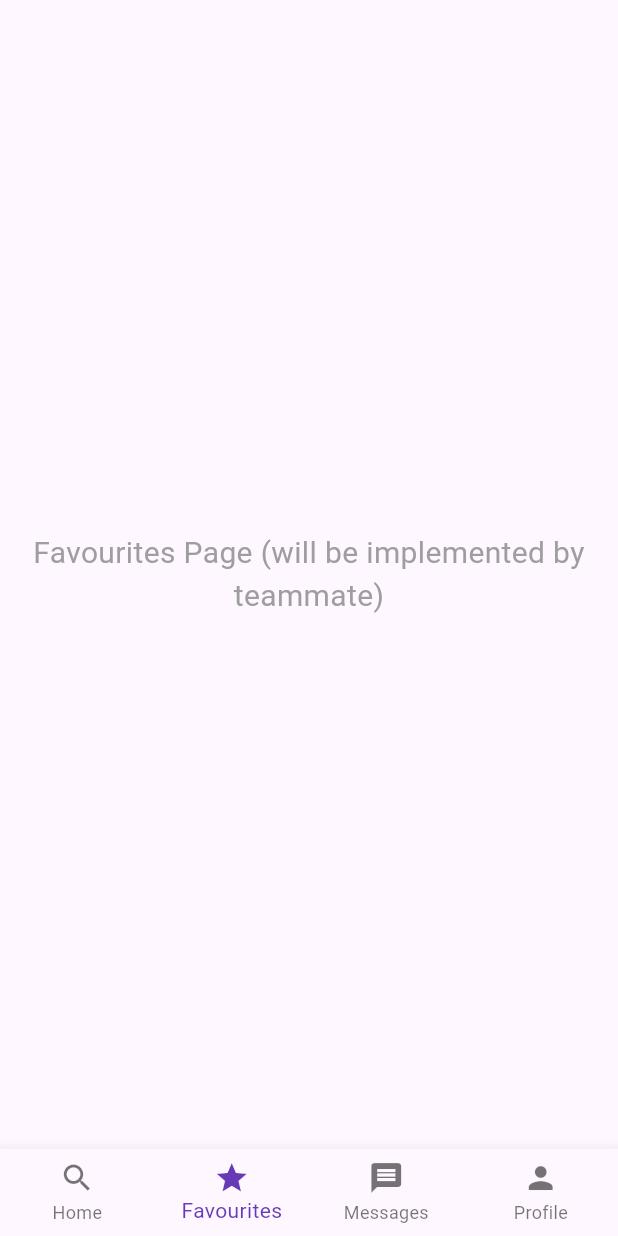
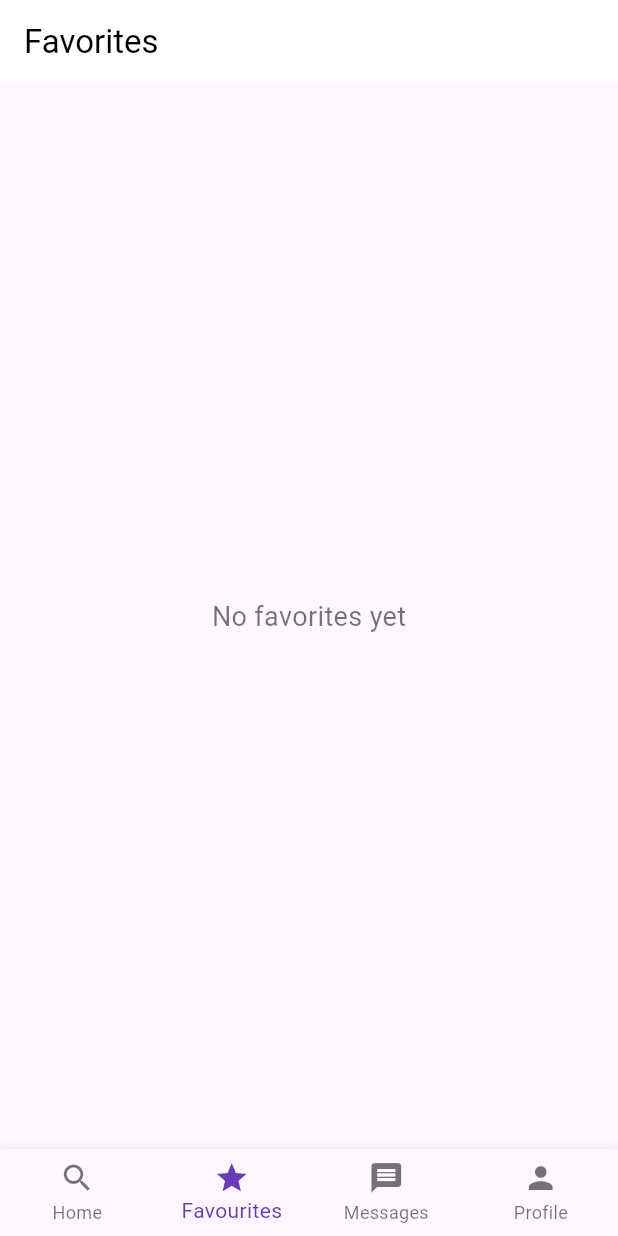
Before and after one commit to cansagdic/unimarket_app_cs310, a Flutter app: the screen it shows after launch, item 2 of the bottom bar chosen, on a phone screen of 412 x 824 dp. Run offline on Flutter 3.47's test engine with Material 3 defaults, Android fonts, the light colour scheme and no system bars.

Commit message:
Added product detail and favourites pages

```diff
--- a/lib/favourites_page.dart
+++ b/lib/favourites_page.dart
@@ -1,16 +1,141 @@
 import 'package:flutter/material.dart';
+import 'products.dart';
+import 'product.dart';
 
-class FavouritesPage extends StatelessWidget {
+class FavouritesPage extends StatefulWidget {
   const FavouritesPage({super.key});
 
   @override
+  State<FavouritesPage> createState() => _FavouritesPageState();
+}
+
+class _FavouritesPageState extends State<FavouritesPage> {
+  @override
   Widget build(BuildContext context) {
-    return const Center(
-      child: Text(
-        'Favourites Page (will be implemented by teammate)',
-        style: TextStyle(fontSize: 20, color: Colors.grey),
-        textAlign: TextAlign.center,
+    // Get only favorited products
+    final List<Product> favouriteProducts =
+        products.where((p) => p.isFavorite).toList();
+
+    return Scaffold(
+      appBar: AppBar(
+        title: const Text(
+          "Favorites",
+          style: TextStyle(color: Colors.black),
+        ),
+        backgroundColor: Colors.white,
+        elevation: 0,
+        foregroundColor: Colors.black,
       ),
+
+      body: favouriteProducts.isEmpty
+          ? const Center(
+              child: Text(
+                "No favorites yet",
+                style: TextStyle(fontSize: 18, color: Colors.black54),
+              ),
+            )
+          : ListView.builder(
+              padding: const EdgeInsets.all(16),
+              itemCount: favouriteProducts.length,
+              itemBuilder: (context, index) {
+                final product = favouriteProducts[index];
+
+                return Container(
+                  margin: const EdgeInsets.only(bottom: 20),
+                  padding: const EdgeInsets.all(12),
+                  decoration: BoxDecoration(
+                    color: Colors.grey.shade100,
+                    borderRadius: BorderRadius.circular(12),
+                  ),
+
+                  child: Row(
+                    crossAxisAlignment: CrossAxisAlignment.start,
+                    children: [
+                      // ---------------- IMAGE ----------------
+                      ClipRRect(
+                        borderRadius: BorderRadius.circular(10),
+                        child: Image.asset(
+                          product.imagePath,
+                          width: 100,
+                          height: 100,
+                          fit: BoxFit.cover,
+                        ),
+                      ),
+
+                      const SizedBox(width: 16),
+
+                      // ---------------- DETAILS ----------------
+                      Expanded(
+                        child: Column(
+                          crossAxisAlignment: CrossAxisAlignment.start,
+                          children: [
+                            Text(
+                              product.seller,
+                              style: const TextStyle(
+                                  fontSize: 14, color: Colors.black54),
+                            ),
+
+                            const SizedBox(height: 4),
+
+                            Text(
+                              product.title,
+                              style: const TextStyle(
+                                  fontSize: 18, fontWeight: FontWeight.bold),
+                            ),
+
+                            const SizedBox(height: 4),
+
+                            Text(
+                              product.price,
+                              style: const TextStyle(
+                                  fontSize: 18, fontWeight: FontWeight.bold),
+                            ),
+
+                            const SizedBox(height: 10),
+
+                            // -------- Contact Seller --------
+                            ElevatedButton(
+                              style: ElevatedButton.styleFrom(
+                                backgroundColor: Colors.black87,
+                                padding: const EdgeInsets.symmetric(
+                                    horizontal: 20, vertical: 10),
+                                shape: RoundedRectangleBorder(
+                                  borderRadius: BorderRadius.circular(10),
+                                ),
+                              ),
+                              onPressed: () {
+                                ScaffoldMessenger.of(context).showSnackBar(
+                                  const SnackBar(content: Text("Contacting seller...")),
+                                );
+                              },
+                              child: const Text(
+                                "Contact Seller",
+                                style:
+                                    TextStyle(fontSize: 14, color: Colors.white),
+                              ),
+                            ),
+                          ],
+                        ),
+                      ),
+
+                      // ---------------- HEART BUTTON (remove from favorites) ----------------
+                      IconButton(
+                        icon: const Icon(
+                          Icons.favorite,
+                          size: 32,
+                          color: Colors.red,
+                        ),
+                        onPressed: () {
+                          setState(() {
+                            product.isFavorite = false;   // remove favorite
+                          });
+                        },
+                      ),
+                    ],
+                  ),
+                );
+              },
+            ),
     );
   }
 }
--- /dev/null
+++ b/lib/product.dart
@@ -0,0 +1,19 @@
+class Product {
+  final String imagePath;
+  final String title;
+  final String seller;
+  final String price;
+  final String condition;
+  final String description;
+  bool isFavorite;   // NEW FIELD
+
+  Product({
+    required this.imagePath,
+    required this.title,
+    required this.seller,
+    required this.price,
+    required this.condition,
+    required this.description,
+    this.isFavorite = false,   // DEFAULT FALSE
+  });
+}
--- /dev/null
+++ b/lib/products.dart
@@ -0,0 +1,33 @@
+import 'product.dart';
+
+List<Product> products = [
+  Product(
+    imagePath: 'assets/images/sofa.jpeg',
+    title: 'Sofa',
+    seller: 'Sefa Şentürk (Student)',
+    price: '\$50',
+    condition: 'Good',
+    description:
+        'I bought it a year ago and barely used it.',
+  ),
+
+  Product(
+    imagePath: 'assets/images/fridge.jpg',
+    title: 'Mini Fridge',
+    seller: 'Meryem Can (Student)',
+    price: '\$100',
+    condition: 'Good',
+    description:
+        'Works perfectly. I only used it for 3 months. Selling because I will be leaving the dorms.',
+  ),
+
+  Product(
+    imagePath: 'assets/images/chair.jpg',
+    title: 'Office Chair',
+    seller: 'Ertuğrul Soydal (Student)',
+    price: '\$75',
+    condition: 'Used',
+    description:
+        'Comfortable and supportive chair. Selling because I am graduating.',
+  ),
+];
```
Also changed, not shown: lib/home_page.dart (+111 -115 lines), lib/product_details_page.dart (added, +231 -0 lines).
